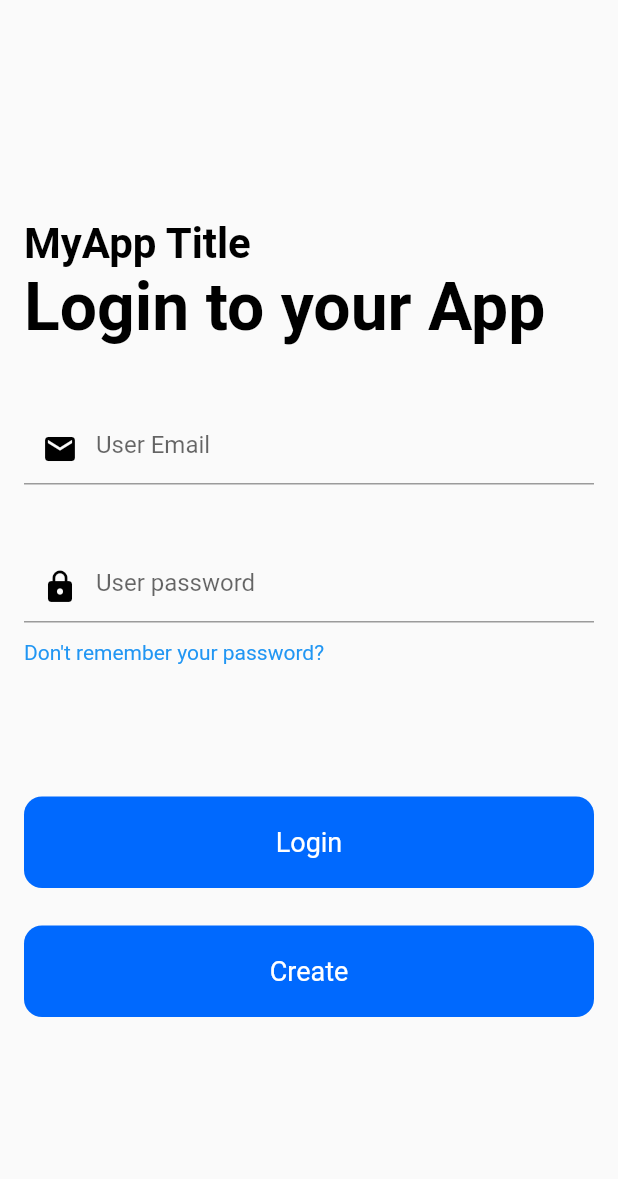
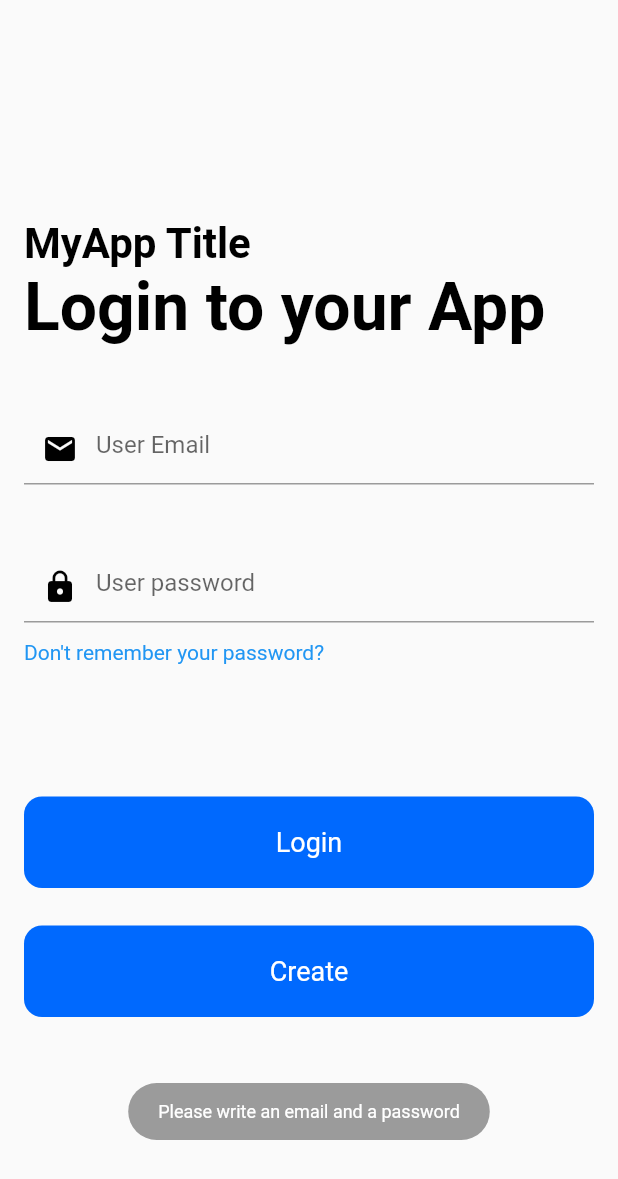
Before and after one commit to Clonico00/fct_javiermartinez, a Flutter app: the screen it shows after launch, after a tap on "Create", on a phone screen of 412 x 824 dp. Shown: the top 1179 px of the screen. Run offline on Flutter 3.47's test engine with Material 2 defaults, Android fonts, the phone set to English and light mode, and no system bars; our stand-ins replace cloud_firestore, firebase_auth, firebase_core, fluttertoast; accounts and stored records are empty; network calls fail.

Commit message:
login screen updates

```diff
--- a/lib/main.dart
+++ b/lib/main.dart
@@ -1,4 +1,4 @@
-// ignore_for_file: unused_import, prefer_const_constructors, unnecessary_const, sized_box_for_whitespace, use_full_hex_values_for_flutter_colors, unused_local_variable, unused_element, avoid_print, body_might_complete_normally_nullable
+// ignore_for_file: unused_import, prefer_const_constructors, unnecessary_const, sized_box_for_whitespace, use_full_hex_values_for_flutter_colors, unused_local_variable, unused_element, avoid_print, body_might_complete_normally_nullable, unnecessary_new
 import 'package:fct_javiermartinez/profile_screen.dart';
 import 'package:firebase_auth/firebase_auth.dart';
 import 'package:flutter/material.dart';
@@ -227,7 +227,11 @@ class _LoginScreenState extends State<LoginScreen> {
                     _passwordController.text,
                   ).then((value) async {
                     User? user = FirebaseAuth.instance.currentUser;
+                    String pattern =
+                        r'^(([^<>()[\]\\.,;:\s@\"]+(\.[^<>()[\]\\.,;:\s@\"]+)*)|(\".+\"))@((\[[0-9]{1,3}\.[0-9]{1,3}\.[0-9]{1,3}\.[0-9]{1,3}\])|(([a-zA-Z\-0-9]+\.)+[a-zA-Z]{2,}))$';
+                    RegExp regExp = new RegExp(pattern);
 
+                    if (regExp.hasMatch(_emailController.text)) {
                       await FirebaseFirestore.instance
                           .collection("users")
                           .doc(user?.uid)
@@ -236,6 +240,28 @@ class _LoginScreenState extends State<LoginScreen> {
                         'email': _emailController.text,
                         'password': _passwordController.text,
                       });
+                    } else if (_emailController.text.isEmpty ||
+                        _passwordController.text.isEmpty) {
+                      Fluttertoast.showToast(
+                          msg:
+                              "Please write an email and a password", // message
+                          toastLength: Toast.LENGTH_SHORT, // length
+                          gravity: ToastGravity.BOTTOM, // location
+                          timeInSecForIosWeb: 2,
+                          backgroundColor: Colors.black38,
+                          fontSize: 12.0 // duration
+                          );
+                    } else {
+                      Fluttertoast.showToast(
+                          msg:
+                              "This email or password are incorrect", // message
+                          toastLength: Toast.LENGTH_SHORT, // length
+                          gravity: ToastGravity.BOTTOM, // location
+                          timeInSecForIosWeb: 2,
+                          backgroundColor: Colors.black38,
+                          fontSize: 12.0 // duration
+                          );
+                    }
                   });
                 },
                 child: const Text("Create",
```
Lines whose indentation alone changed are shown as unchanged.
